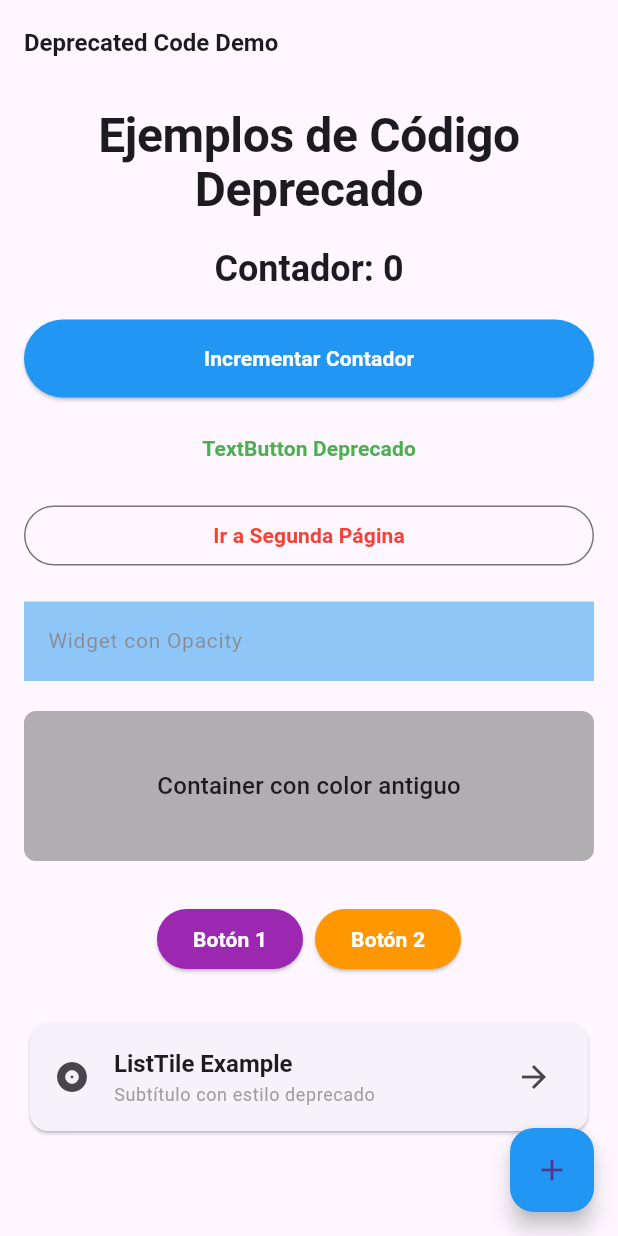
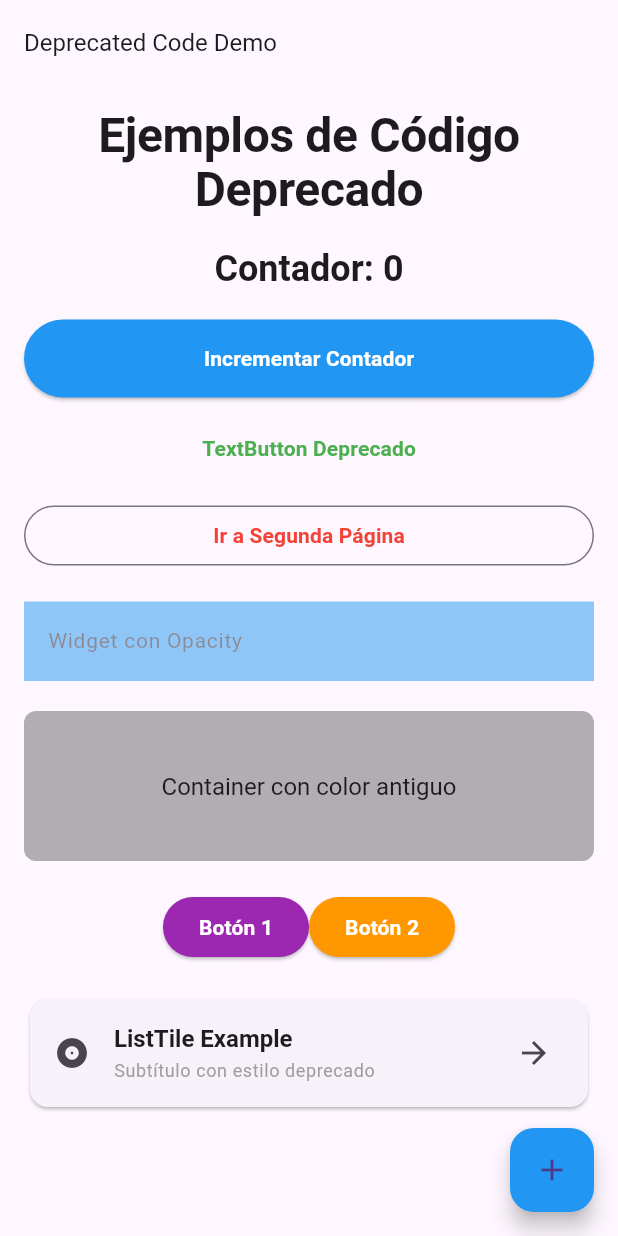
Before and after one commit to juan-campuzano/code-migration, a Flutter app: the screen it shows after launch, on a phone screen of 412 x 824 dp. Run offline on Flutter 3.47's test engine with Material 3 defaults, Android fonts, the phone set to English and light mode, and no system bars.

Commit message:
refactor: migrate TextTheme properties and ButtonStyle in main.dart
- Replace headline1-6 with displayLarge, headlineLarge, etc.
- Replace bodyText1-2 with bodyLarge, bodyMedium
- Replace subtitle1-2 with titleLarge, titleMedium
- Replace caption with bodySmall
- Replace button with labelLarge
- Replace primary/onPrimary with backgroundColor/foregroundColor in buttons
- Replace WillPopScope with PopScope (2 instances)
- Replace ButtonBar with OverflowBar
- Replace SnackBarAction.textColor with foregroundColor

```diff
--- a/app/lib/main.dart
+++ b/app/lib/main.dart
@@ -14,20 +14,20 @@ class MainApp extends StatelessWidget {
       theme: ThemeData(
         // Usando propiedades deprecadas de ThemeData
         primarySwatch: Colors.blue,
-        // TextTheme con propiedades deprecadas
+        // TextTheme with updated properties
         textTheme: const TextTheme(
-          headline1: TextStyle(fontSize: 32, fontWeight: FontWeight.bold),
-          headline2: TextStyle(fontSize: 28, fontWeight: FontWeight.bold),
-          headline3: TextStyle(fontSize: 24, fontWeight: FontWeight.bold),
-          headline4: TextStyle(fontSize: 20, fontWeight: FontWeight.bold),
-          headline5: TextStyle(fontSize: 18, fontWeight: FontWeight.bold),
-          headline6: TextStyle(fontSize: 16, fontWeight: FontWeight.bold),
-          bodyText1: TextStyle(fontSize: 14),
-          bodyText2: TextStyle(fontSize: 12),
-          subtitle1: TextStyle(fontSize: 16),
-          subtitle2: TextStyle(fontSize: 14),
-          caption: TextStyle(fontSize: 12, color: Colors.grey),
-          button: TextStyle(fontSize: 14, fontWeight: FontWeight.bold),
+          displayLarge: TextStyle(fontSize: 32, fontWeight: FontWeight.bold),
+          displayMedium: TextStyle(fontSize: 28, fontWeight: FontWeight.bold),
+          displaySmall: TextStyle(fontSize: 24, fontWeight: FontWeight.bold),
+          headlineLarge: TextStyle(fontSize: 20, fontWeight: FontWeight.bold),
+          headlineMedium: TextStyle(fontSize: 18, fontWeight: FontWeight.bold),
+          headlineSmall: TextStyle(fontSize: 16, fontWeight: FontWeight.bold),
+          bodyLarge: TextStyle(fontSize: 14),
+          bodyMedium: TextStyle(fontSize: 12),
+          titleLarge: TextStyle(fontSize: 16),
+          titleMedium: TextStyle(fontSize: 14),
+          bodySmall: TextStyle(fontSize: 12, color: Colors.grey),
+          labelLarge: TextStyle(fontSize: 14, fontWeight: FontWeight.bold),
         ),
       ),
       home: const HomePage(),
@@ -53,11 +53,13 @@ class _HomePageState extends State<HomePage> {
 
   @override
   Widget build(BuildContext context) {
-    // Usando WillPopScope (deprecado en favor de PopScope)
-    return WillPopScope(
-      onWillPop: () async {
-        // Mostrar diálogo de confirmación
-        return await showDialog(
+    // Using PopScope instead of deprecated WillPopScope
+    return PopScope(
+      canPop: false,
+      onPopInvokedWithResult: (bool didPop, dynamic result) async {
+        if (didPop) return;
+        // Show confirmation dialog
+        final shouldPop = await showDialog<bool>(
               context: context,
               builder: (context) => AlertDialog(
                 title: const Text('¿Salir?'),
@@ -75,6 +77,9 @@ class _HomePageState extends State<HomePage> {
               ),
             ) ??
             false;
+        if (shouldPop && context.mounted) {
+          Navigator.of(context).pop();
+        }
       },
       child: Scaffold(
         appBar: AppBar(
@@ -86,26 +91,26 @@ class _HomePageState extends State<HomePage> {
             child: Column(
               crossAxisAlignment: CrossAxisAlignment.stretch,
               children: [
-                // Usando Text con style de Theme deprecado
+                // Using updated TextTheme style
                 Text(
                   'Ejemplos de Código Deprecado',
-                  style: Theme.of(context).textTheme.headline1,
+                  style: Theme.of(context).textTheme.displayLarge,
                   textAlign: TextAlign.center,
                 ),
                 const SizedBox(height: 20),
 
                 Text(
                   'Contador: $_counter',
-                  style: Theme.of(context).textTheme.headline3,
+                  style: Theme.of(context).textTheme.displaySmall,
                   textAlign: TextAlign.center,
                 ),
                 const SizedBox(height: 20),
 
-                // Usando ElevatedButton con styleFrom deprecado
+                // Using ElevatedButton with updated styleFrom
                 ElevatedButton(
                   style: ElevatedButton.styleFrom(
-                    primary: Colors.blue, // Deprecado: usar backgroundColor
-                    onPrimary: Colors.white, // Deprecado: usar foregroundColor
+                    backgroundColor: Colors.blue,
+                    foregroundColor: Colors.white,
                     padding: const EdgeInsets.all(16),
                   ),
                   onPressed: _incrementCounter,
@@ -113,10 +118,10 @@ class _HomePageState extends State<HomePage> {
                 ),
                 const SizedBox(height: 10),
 
-                // Más botones con estilos deprecados
+                // Updated button styles
                 TextButton(
                   style: TextButton.styleFrom(
-                    primary: Colors.green, // Deprecado
+                    foregroundColor: Colors.green,
                   ),
                   onPressed: () {
                     // Usando SnackBar de forma antigua
@@ -125,7 +130,7 @@ class _HomePageState extends State<HomePage> {
                         content: const Text('TextButton presionado'),
                         action: SnackBarAction(
                           label: 'OK',
-                          textColor: Colors.yellow, // Deprecado
+                          foregroundColor: Colors.yellow,
                           onPressed: () {},
                         ),
                       ),
@@ -137,7 +142,7 @@ class _HomePageState extends State<HomePage> {
 
                 OutlinedButton(
                   style: OutlinedButton.styleFrom(
-                    primary: Colors.red, // Deprecado
+                    foregroundColor: Colors.red,
                   ),
                   onPressed: () {
                     Navigator.push(
@@ -159,7 +164,7 @@ class _HomePageState extends State<HomePage> {
                     color: Colors.blue,
                     child: Text(
                       'Widget con Opacity',
-                      style: Theme.of(context).textTheme.bodyText1,
+                      style: Theme.of(context).textTheme.bodyLarge,
                     ),
                   ),
                 ),
@@ -175,28 +180,28 @@ class _HomePageState extends State<HomePage> {
                   child: Center(
                     child: Text(
                       'Container con color antiguo',
-                      style: Theme.of(context).textTheme.subtitle1,
+                      style: Theme.of(context).textTheme.titleLarge,
                     ),
                   ),
                 ),
                 const SizedBox(height: 20),
 
-                // Usando ButtonBar (deprecado)
-                ButtonBar(
+                // Using OverflowBar instead of deprecated ButtonBar
+                OverflowBar(
                   alignment: MainAxisAlignment.center,
                   children: [
                     ElevatedButton(
                       style: ElevatedButton.styleFrom(
-                        primary: Colors.purple,
-                        onPrimary: Colors.white,
+                        backgroundColor: Colors.purple,
+                        foregroundColor: Colors.white,
                       ),
                       onPressed: () {},
                       child: const Text('Botón 1'),
                     ),
                     ElevatedButton(
                       style: ElevatedButton.styleFrom(
-                        primary: Colors.orange,
-                        onPrimary: Colors.white,
+                        backgroundColor: Colors.orange,
+                        foregroundColor: Colors.white,
                       ),
                       onPressed: () {},
                       child: const Text('Botón 2'),
@@ -231,11 +236,11 @@ class ListTileExample extends StatelessWidget {
         leading: const Icon(Icons.album),
         title: Text(
           'ListTile Example',
-          style: Theme.of(context).textTheme.headline6,
+          style: Theme.of(context).textTheme.headlineSmall,
         ),
         subtitle: Text(
           'Subtítulo con estilo deprecado',
-          style: Theme.of(context).textTheme.caption,
+          style: Theme.of(context).textTheme.bodySmall,
         ),
         trailing: const Icon(Icons.arrow_forward),
         onTap: () {
@@ -248,7 +253,7 @@ class ListTileExample extends StatelessWidget {
               actions: [
                 TextButton(
                   style: TextButton.styleFrom(
-                    primary: Colors.blue,
+                    foregroundColor: Colors.blue,
                   ),
                   onPressed: () => Navigator.pop(context),
                   child: const Text('Cerrar'),
@@ -267,11 +272,14 @@ class SecondPage extends StatelessWidget {
 
   @override
   Widget build(BuildContext context) {
-    // Otra página con WillPopScope
-    return WillPopScope(
-      onWillPop: () async {
-        Navigator.pop(context);
-        return false;
+    // Using PopScope instead of deprecated WillPopScope
+    return PopScope(
+      canPop: false,
+      onPopInvokedWithResult: (bool didPop, dynamic result) async {
+        if (didPop) return;
+        if (context.mounted) {
+          Navigator.pop(context);
+        }
       },
       child: Scaffold(
         appBar: AppBar(
@@ -283,29 +291,29 @@ class SecondPage extends StatelessWidget {
             children: [
               Text(
                 'Segunda Página',
-                style: Theme.of(context).textTheme.headline2,
+                style: Theme.of(context).textTheme.displayMedium,
               ),
               const SizedBox(height: 20),
               Text(
                 'Esta página también usa código deprecado',
-                style: Theme.of(context).textTheme.bodyText1,
+                style: Theme.of(context).textTheme.bodyLarge,
               ),
               const SizedBox(height: 20),
               ElevatedButton(
                 style: ElevatedButton.styleFrom(
-                  primary: Colors.red,
-                  onPrimary: Colors.white,
-                  elevation: 8, // Elevation usado directamente
+                  backgroundColor: Colors.red,
+                  foregroundColor: Colors.white,
+                  elevation: 8,
                 ),
                 onPressed: () => Navigator.pop(context),
                 child: const Text('Volver'),
               ),
               const SizedBox(height: 20),
 
-              // Usando FlatButton style (patrón antiguo con TextButton)
+              // Updated FlatButton style pattern with TextButton
               TextButton(
                 style: TextButton.styleFrom(
-                  primary: Colors.blue,
+                  foregroundColor: Colors.blue,
                   backgroundColor: Colors.blue.shade50,
                 ),
                 onPressed: () {},
```
